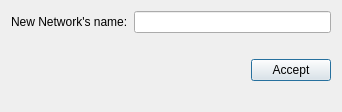
First picture: the form in ui/qgisred_renameproject_dialog.ui, repository qgisred/QGISRed, before the edit.
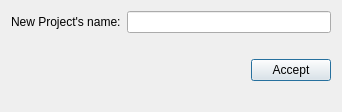
Second picture: the form after the edit. Icons and pictures are not drawn.

Commit message: Replace network's name to project's name

```diff
--- a/ui/qgisred_renameproject_dialog.ui
+++ b/ui/qgisred_renameproject_dialog.ui
@@ -25,7 +25,7 @@
        <item>
         <widget class="QLabel" name="label">
          <property name="text">
-          <string>New Network's name:</string>
+          <string>New Project's name:</string>
          </property>
         </widget>
        </item>
```
The commit also changes 10 other files.
